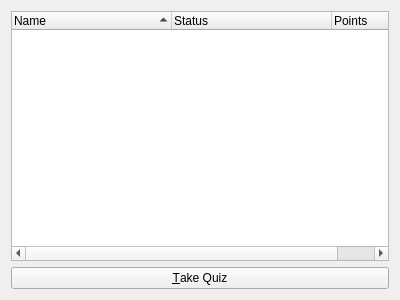
Old version of the form forms/available_quizzes.ui in the repository amireh/qtCanvas.
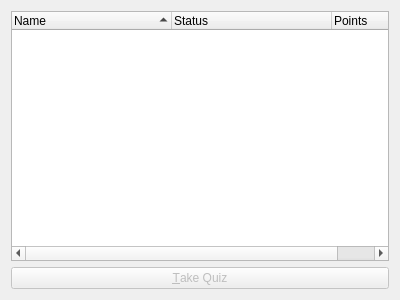
New version of the form.

The edit to the form file:
```diff
--- a/forms/available_quizzes.ui
+++ b/forms/available_quizzes.ui
@@ -58,7 +58,10 @@
     </widget>
    </item>
    <item>
-    <widget class="QPushButton" name="pushButton">
+    <widget class="QPushButton" name="takeQuizButton">
+     <property name="enabled">
+      <bool>false</bool>
+     </property>
      <property name="text">
       <string>&amp;Take Quiz</string>
      </property>
```
